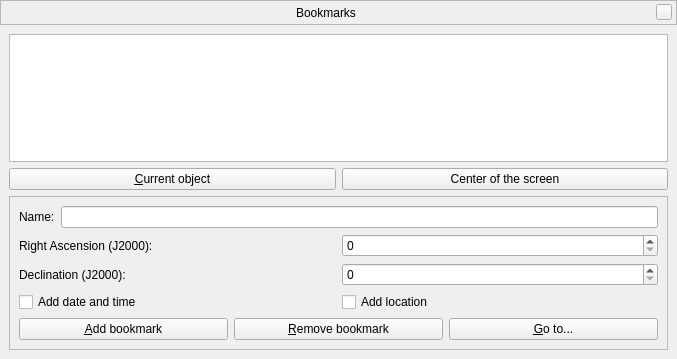
519984307/stellarium_src, file src/gui/bookmarksDialog.ui: the form before one commit.
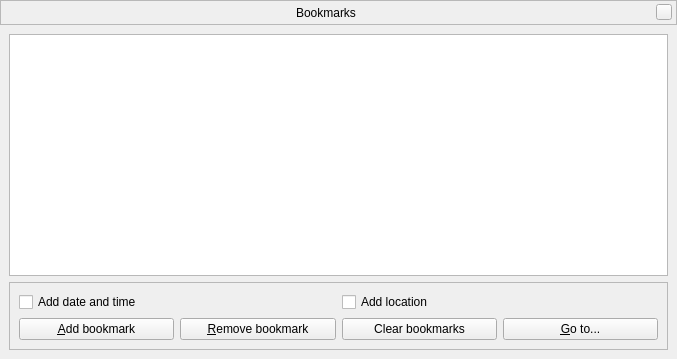
The form after the commit. Custom widgets are drawn as their Qt base class.

Commit message: Updated bookmarks feature

Patch:
```diff
--- a/src/gui/bookmarksDialog.ui
+++ b/src/gui/bookmarksDialog.ui
@@ -131,24 +131,6 @@
        <widget class="QTreeView" name="bookmarksTreeView"/>
       </item>
       <item row="1" column="0">
-       <layout class="QHBoxLayout" name="horizontalLayout_2">
-        <item>
-         <widget class="QPushButton" name="currentObjectPushButton">
-          <property name="text">
-           <string>&amp;Current object</string>
-          </property>
-         </widget>
-        </item>
-        <item>
-         <widget class="QPushButton" name="centerScreenPushButton">
-          <property name="text">
-           <string>Center of the screen</string>
-          </property>
-         </widget>
-        </item>
-       </layout>
-      </item>
-      <item row="2" column="0">
        <widget class="QFrame" name="frame">
         <property name="sizePolicy">
          <sizepolicy hsizetype="Minimum" vsizetype="Fixed">
@@ -163,84 +145,6 @@
          <enum>QFrame::Raised</enum>
         </property>
         <layout class="QVBoxLayout" name="verticalLayout_4">
-         <item>
-          <layout class="QHBoxLayout" name="horizontalLayout_4">
-           <item>
-            <widget class="QLabel" name="labelBookmarkName">
-             <property name="text">
-              <string>Name:</string>
-             </property>
-            </widget>
-           </item>
-           <item>
-            <widget class="QLineEdit" name="bookmarkName"/>
-           </item>
-          </layout>
-         </item>
-         <item>
-          <layout class="QHBoxLayout" name="horizontalLayout_5">
-           <item>
-            <layout class="QVBoxLayout" name="verticalLayout_5">
-             <item>
-              <widget class="QLabel" name="labelRA_2">
-               <property name="sizePolicy">
-                <sizepolicy hsizetype="Minimum" vsizetype="Preferred">
-                 <horstretch>0</horstretch>
-                 <verstretch>0</verstretch>
-                </sizepolicy>
-               </property>
-               <property name="text">
-                <string>Right Ascension (J2000):</string>
-               </property>
-               <property name="buddy">
-                <cstring>raSpinBox</cstring>
-               </property>
-              </widget>
-             </item>
-             <item>
-              <widget class="QLabel" name="labelDec_2">
-               <property name="sizePolicy">
-                <sizepolicy hsizetype="Minimum" vsizetype="Preferred">
-                 <horstretch>0</horstretch>
-                 <verstretch>0</verstretch>
-                </sizepolicy>
-               </property>
-               <property name="text">
-                <string>Declination (J2000):</string>
-               </property>
-               <property name="buddy">
-                <cstring>decSpinBox</cstring>
-               </property>
-              </widget>
-             </item>
-            </layout>
-           </item>
-           <item>
-            <layout class="QVBoxLayout" name="verticalLayout_6">
-             <item>
-              <widget class="AngleSpinBox" name="raSpinBox">
-               <property name="sizePolicy">
-                <sizepolicy hsizetype="Preferred" vsizetype="Fixed">
-                 <horstretch>0</horstretch>
-                 <verstretch>0</verstretch>
-                </sizepolicy>
-               </property>
-              </widget>
-             </item>
-             <item>
-              <widget class="AngleSpinBox" name="decSpinBox">
-               <property name="sizePolicy">
-                <sizepolicy hsizetype="Preferred" vsizetype="Fixed">
-                 <horstretch>0</horstretch>
-                 <verstretch>0</verstretch>
-                </sizepolicy>
-               </property>
-              </widget>
-             </item>
-            </layout>
-           </item>
-          </layout>
-         </item>
          <item>
           <layout class="QHBoxLayout" name="horizontalLayout_6">
            <item>
@@ -275,6 +179,13 @@
              </property>
             </widget>
            </item>
+           <item>
+            <widget class="QPushButton" name="clearBookmarksButton">
+             <property name="text">
+              <string>Clear bookmarks</string>
+             </property>
+            </widget>
+           </item>
            <item>
             <widget class="QPushButton" name="goToButton">
              <property name="text">
@@ -299,11 +210,6 @@
    <header>Dialog.hpp</header>
    <container>1</container>
   </customwidget>
-  <customwidget>
-   <class>AngleSpinBox</class>
-   <extends>QSpinBox</extends>
-   <header location="global">AngleSpinBox.hpp</header>
-  </customwidget>
  </customwidgets>
  <resources/>
  <connections/>
```
The commit also changes 4 other files.
